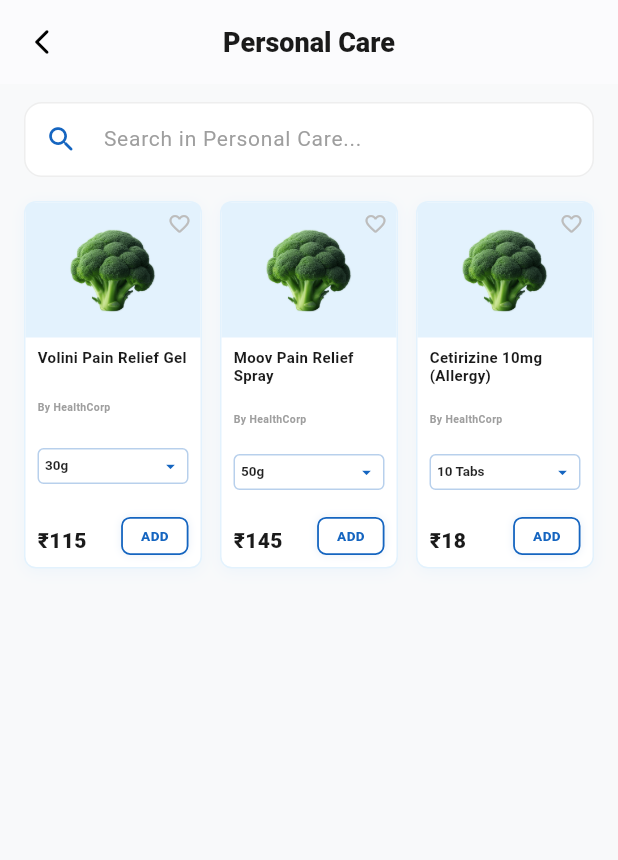
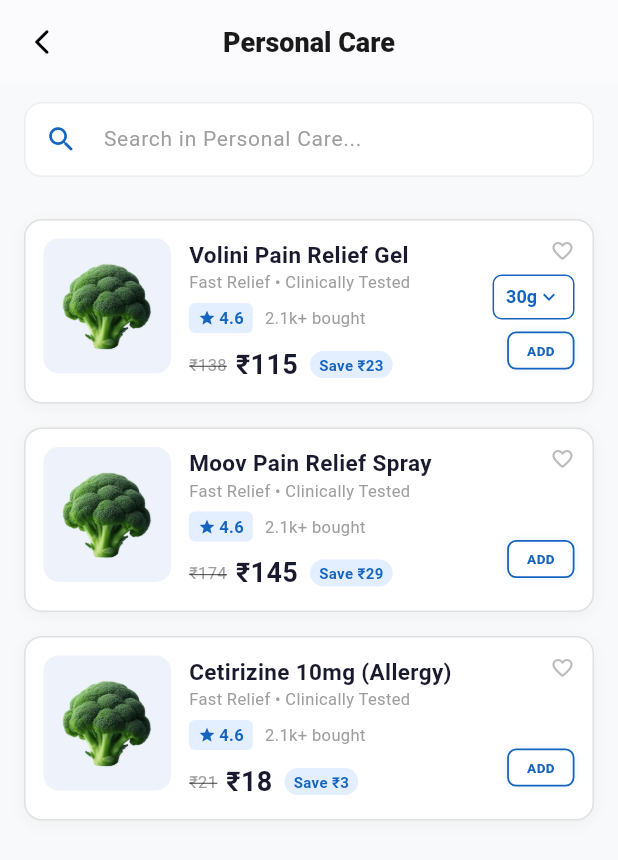
Before and after one commit to SubrataBala/cartkaro, a Flutter app: the MedicalTab screen opened directly, scrolled down 576 dp, after a tap on "See all", on a phone screen of 412 x 824 dp. Shown: the top 860 px of the screen. Run offline on Flutter 3.47's test engine with Material 3 defaults, Android fonts, the phone set to English and light mode, and no system bars; our stand-ins replace firebase_core, flutter_map, geocoding, geolocator, latlong2, shared_preferences; accounts and stored records are empty; generated files the repository leaves out were written again; Roboto replaces fonts that are missing (Poppins).

Commit message:
changes in medical tab

```diff
--- a/lib/screens/items_screen.dart
+++ b/lib/screens/items_screen.dart
@@ -76,7 +76,10 @@
           Expanded(
             child: _filteredItems.isEmpty
               ? Center(child: Text("No items available yet", style: TextStyle(color: _textColor.withOpacity(0.5), fontSize: 16)))
-              : GridView.builder(
+
+              // ── IF GROCERY (Tab 0): Use 3-Column Grid ──
+              : widget.tabIndex == 0
+                ? GridView.builder(
                     padding: const EdgeInsets.fromLTRB(16, 4, 16, 20),
                     physics: const ClampingScrollPhysics(),
                     itemCount: _filteredItems.length,
@@ -92,6 +95,19 @@
                         tabIndex: widget.tabIndex,
                       );
                     },
+                  )
+
+                // ── IF RESTAURANT (Tab 1) or MEDICAL (Tab 2): Use Vertical List ──
+                : ListView.builder(
+                    padding: const EdgeInsets.fromLTRB(0, 8, 0, 20), // Margins are inside the cards
+                    physics: const ClampingScrollPhysics(),
+                    itemCount: _filteredItems.length,
+                    itemBuilder: (context, index) {
+                      return AdaptiveItemCard(
+                        item: _filteredItems[index],
+                        tabIndex: widget.tabIndex,
+                      );
+                    },
                   ),
           ),
         ],
--- a/lib/screens/medical_tab.dart
+++ b/lib/screens/medical_tab.dart
@@ -1,7 +1,8 @@
 import 'dart:async';
 import 'package:flutter/material.dart';
 import 'app_models.dart';
-import 'items_screen.dart'; // Ensure this is imported for navigation
+import 'items_screen.dart';
+import '../widgets/medical_item_card.dart'; // 🔥 IMPORTED THE NEW CARD!
 
 class MedicalTab extends StatefulWidget {
   const MedicalTab({super.key});
@@ -94,7 +95,6 @@
     super.dispose();
   }
 
-  // ─── NAVIGATION HELPER ───
   void _navigateToCategory(BuildContext context, String rawCategoryName) {
     String cleanName = rawCategoryName.replaceAll('\n', ' ');
     Navigator.push(
@@ -102,7 +102,7 @@
       MaterialPageRoute(
         builder: (context) => ItemsScreen(
           categoryTitle: cleanName,
-          tabIndex: 2, // 🔥 TAB INDEX 2 FOR MEDICAL
+          tabIndex: 2, // Medical Tab Index
         ),
       ),
     );
@@ -113,7 +113,7 @@
     return Scaffold(
       backgroundColor: Colors.white,
       body: ScrollConfiguration(
-        behavior: NoJellyScrollBehavior(), // 👈 No more errors here!
+        behavior: NoJellyScrollBehavior(),
         child: RefreshIndicator(
           onRefresh: () async => await Future.delayed(const Duration(seconds: 1)),
           color: kMedicalBlue,
@@ -134,11 +134,37 @@
                 _buildHeader('Partner Pharmacies', true, kMedicalBlue),
                 const SizedBox(height: 16),
                 _buildStores(),
+
+                const SizedBox(height: 35),
+
+                // 🔥 NEW SECTION: TRENDING MEDICINES
+                _buildHeader('Trending Medicines', false, kMedicalBlue),
+                const SizedBox(height: 8),
+                _buildTrendingMedicines(),
               ],
             ),
           ),
         ),
       ),
+    );
+  }
+
+  // ─── NEW: FETCH AND DISPLAY MEDICINE CARDS ───
+  Widget _buildTrendingMedicines() {
+    final medicalData = globalAllCategoryData[2] ?? {};
+    List<Map<String, dynamic>> trendingItems = [];
+
+    // Grab the first 5 items from the medical data to show on the home tab
+    for (var itemsList in medicalData.values) {
+      trendingItems.addAll(itemsList);
+      if (trendingItems.length >= 5) break;
+    }
+
+    // Display them using the beautiful Claude design!
+    return Column(
+      children: trendingItems.take(5).map((item) {
+        return MedicalItemCard(item: item);
+      }).toList(),
     );
   }
 
@@ -223,7 +249,7 @@
         itemBuilder: (ctx, i) {
           final item = _spotlights[i];
           return GestureDetector(
-            onTap: () => _navigateToCategory(context, item.title), // 🔥 Click handler
+            onTap: () => _navigateToCategory(context, item.title),
             child: Container(
               width: 100,
               decoration: BoxDecoration(color: Colors.white, borderRadius: BorderRadius.circular(16), border: Border.all(color: Colors.grey.shade200), boxShadow: [BoxShadow(color: Colors.black.withOpacity(0.02), blurRadius: 8, offset: const Offset(0, 4))]),
@@ -261,7 +287,7 @@
             itemBuilder: (ctx, i) {
               final c = section.items[i];
               return GestureDetector(
-                onTap: () => _navigateToCategory(context, c.label), // 🔥 Click handler
+                onTap: () => _navigateToCategory(context, c.label),
                 child: Column(
                   children: [
                     Container(
@@ -293,7 +319,7 @@
         itemBuilder: (ctx, i) {
           final item = _stores[i];
           return GestureDetector(
-            onTap: () => _navigateToCategory(context, item.label), // 🔥 Click handler
+            onTap: () => _navigateToCategory(context, item.label),
             child: Container(
               width: 240,
               padding: const EdgeInsets.all(12),
@@ -356,7 +382,6 @@
   }
 }
 
-// 🔥 ADDED THE MISSING CLASS HERE!
 class NoJellyScrollBehavior extends ScrollBehavior {
   @override
   Widget buildOverscrollIndicator(BuildContext context, Widget child, ScrollableDetails details) => child;
--- a/lib/widgets/medical_item_card.dart
+++ b/lib/widgets/medical_item_card.dart
@@ -4,63 +4,163 @@
 
 class MedicalItemCard extends StatefulWidget {
   final Map<String, dynamic> item;
-  const MedicalItemCard({super.key, required this.item});
+  final int initialVariantIndex;
+  const MedicalItemCard({super.key, required this.item, this.initialVariantIndex = 0});
+
   @override
   State<MedicalItemCard> createState() => _MedicalItemCardState();
 }
 
 class _MedicalItemCardState extends State<MedicalItemCard> {
-  int _selectedVariantIndex = 0;
+  late int _selectedVariantIndex;
   final Color themeColor = const Color(0xFF1565C0);
+
+  @override
+  void initState() {
+    super.initState();
+    _selectedVariantIndex = widget.initialVariantIndex;
+  }
 
   @override
   Widget build(BuildContext context) {
     final item = widget.item;
-    final List variants = item.containsKey('variants') ? item['variants'] : [{'weight': item['weight'], 'price': item['price']}];
+
+    double basePrice = double.tryParse(item['price']?.toString() ?? '0') ?? 0.0;
+    final List variants = item['variants'] ?? [{'weight': item['weight'] ?? '1 Strip', 'price': basePrice}];
+
     final currentVariant = variants[_selectedVariantIndex];
     final String cartItemId = "${item['id']}|$_selectedVariantIndex";
-    int price = (double.tryParse(currentVariant['price'].toString()) ?? 0.0).toInt();
+    final int discountPrice = (double.tryParse(currentVariant['price'].toString()) ?? basePrice).toInt();
+
+    int originalPrice = discountPrice;
+    if (currentVariant.containsKey('originalPrice') && currentVariant['originalPrice'] != null) {
+      originalPrice = (double.tryParse(currentVariant['originalPrice'].toString()) ?? discountPrice).toInt();
+    }
+    if (originalPrice <= discountPrice) {
+      originalPrice = discountPrice + (discountPrice ~/ 5);
+    }
+    final int savedAmount = originalPrice - discountPrice;
+    final bool hasVariants = variants.length > 1;
+
+    final String subtitle = item['subtitle'] ?? 'Fast Relief • Clinically Tested';
+    final String rating = item['rating'] ?? '4.6';
+    final String bought = item['totalSells'] ?? '2.1k+ bought';
 
     return Container(
-      clipBehavior: Clip.antiAlias, decoration: BoxDecoration(color: Colors.white, borderRadius: BorderRadius.circular(8), border: Border.all(color: Colors.blue.shade50), boxShadow: [BoxShadow(color: Colors.blue.withOpacity(0.05), blurRadius: 8, offset: const Offset(0, 2))]),
-      child: Column(
+      margin: const EdgeInsets.symmetric(horizontal: 16, vertical: 8),
+      padding: const EdgeInsets.all(12),
+      decoration: BoxDecoration(
+        color: Colors.white,
+        borderRadius: BorderRadius.circular(12),
+        border: Border.all(color: const Color(0xFFE0E0E0), width: 1),
+        boxShadow: [
+          BoxShadow(color: Colors.black.withOpacity(0.04), blurRadius: 8, offset: const Offset(0, 2)),
+        ],
+      ),
+      child: Row(
         crossAxisAlignment: CrossAxisAlignment.start,
         children: [
+          // ── LEFT: Product Image ──
           Container(
-            height: 90, decoration: const BoxDecoration(color: Color(0xFFE3F2FD)),
-            child: Stack(
+            width: 85,
+            height: 90,
+            decoration: BoxDecoration(
+              color: const Color(0xFFEEF3FB),
+              borderRadius: BorderRadius.circular(10),
+            ),
+            child: Padding(
+              padding: const EdgeInsets.all(8.0),
+              child: Image.asset(
+                item['image'] ?? 'assets/images/broccoli.png', // Fallback to your asset
+                fit: BoxFit.contain,
+              ),
+            ),
+          ),
+
+          const SizedBox(width: 12),
+
+          // ── MIDDLE: Details ──
+          Expanded(
+            child: Column(
+              crossAxisAlignment: CrossAxisAlignment.start,
+              mainAxisSize: MainAxisSize.min, // Fixes vertical stretching
               children: [
-                Center(child: Padding(padding: const EdgeInsets.all(12), child: Image.asset(item['image'], errorBuilder: (_,__,___)=> const Text('💊', style: TextStyle(fontSize: 30))))),
-                Positioned(top: 6, right: 6, child: WatchlistIcon(itemId: item['id'], themeColor: themeColor)),
+                Text(
+                  item['name'] ?? 'Medicine',
+                  style: const TextStyle(fontSize: 15, fontWeight: FontWeight.bold, color: Color(0xFF1A1A2E)),
+                  maxLines: 1, overflow: TextOverflow.ellipsis,
+                ),
+                Text(subtitle, style: const TextStyle(fontSize: 11, color: Colors.grey)),
+                const SizedBox(height: 6),
+                Row(
+                  children: [
+                    Container(
+                      padding: const EdgeInsets.symmetric(horizontal: 6, vertical: 2),
+                      decoration: BoxDecoration(color: const Color(0xFFE3EEFF), borderRadius: BorderRadius.circular(4)),
+                      child: Row(
+                        children: [
+                          Icon(Icons.star, size: 12, color: themeColor),
+                          const SizedBox(width: 2),
+                          Text(rating, style: TextStyle(fontSize: 11, fontWeight: FontWeight.bold, color: themeColor)),
+                        ],
+                      ),
+                    ),
+                    const SizedBox(width: 8),
+                    Text(bought, style: const TextStyle(fontSize: 11, color: Colors.grey)),
+                  ],
+                ),
+                const SizedBox(height: 8),
+                Row(
+                  children: [
+                    Text('₹$originalPrice', style: const TextStyle(fontSize: 11, color: Colors.grey, decoration: TextDecoration.lineThrough)),
+                    const SizedBox(width: 6),
+                    Text('₹$discountPrice', style: const TextStyle(fontSize: 18, fontWeight: FontWeight.bold, color: Color(0xFF1A1A2E))),
+                    const SizedBox(width: 8),
+                    Container(
+                      padding: const EdgeInsets.symmetric(horizontal: 6, vertical: 2),
+                      decoration: BoxDecoration(color: const Color(0xFFE3EEFF), borderRadius: BorderRadius.circular(12)),
+                      child: Text('Save ₹$savedAmount', style: TextStyle(fontSize: 10, fontWeight: FontWeight.bold, color: themeColor)),
+                    ),
+                  ],
+                ),
               ],
             ),
           ),
-          Expanded(
-            child: Padding(
-              padding: const EdgeInsets.all(8),
-              child: Column(
-                crossAxisAlignment: CrossAxisAlignment.start, mainAxisAlignment: MainAxisAlignment.spaceBetween,
-                children: [
-                  Text(item['name'], style: const TextStyle(color: Color(0xFF1A1A1A), fontWeight: FontWeight.w700, fontSize: 10, height: 1.2), maxLines: 2, overflow: TextOverflow.ellipsis),
-                  Text('By HealthCorp', style: TextStyle(color: Colors.grey.shade500, fontSize: 7, fontWeight: FontWeight.w600)),
-                  _buildDropdown(variants),
-                  Row(
-                    mainAxisAlignment: MainAxisAlignment.spaceBetween, crossAxisAlignment: CrossAxisAlignment.end,
-                    children: [
-                      Text('₹$price', style: const TextStyle(color: Color(0xFF1A1A1A), fontWeight: FontWeight.w900, fontSize: 14)),
-                      SharedCartButton(itemId: cartItemId, themeColor: themeColor, cartNotifier: medicalCartNotifier),
-                    ],
+
+          const SizedBox(width: 8),
+
+          // ── RIGHT: Actions ──
+          Column(
+            crossAxisAlignment: CrossAxisAlignment.end,
+            mainAxisSize: MainAxisSize.min, // 🔥 THIS FIXES THE CRASH!
+            children: [
+              WatchlistIcon(itemId: item['id'].toString(), themeColor: themeColor),
+              const SizedBox(height: 8),
+              if (hasVariants)
+                Container(
+                  height: 30,
+                  padding: const EdgeInsets.symmetric(horizontal: 8),
+                  decoration: BoxDecoration(border: Border.all(color: themeColor, width: 1), borderRadius: BorderRadius.circular(6)),
+                  child: DropdownButtonHideUnderline(
+                    child: DropdownButton<int>(
+                      value: _selectedVariantIndex,
+                      isDense: true,
+                      icon: Icon(Icons.keyboard_arrow_down, size: 16, color: themeColor),
+                      style: TextStyle(fontSize: 12, fontWeight: FontWeight.bold, color: themeColor),
+                      onChanged: (val) { if(val != null) setState(() => _selectedVariantIndex = val); },
+                      items: List.generate(variants.length, (index) => DropdownMenuItem(value: index, child: Text(variants[index]['weight']))),
+                    ),
                   ),
-                ],
-              ),
-            ),
+                )
+              else
+                const SizedBox(height: 30), // Empty space if no variants
+
+              const SizedBox(height: 8),
+              SharedCartButton(itemId: cartItemId, themeColor: themeColor, cartNotifier: medicalCartNotifier),
+            ],
           ),
         ],
       ),
     );
   }
-
-  Widget _buildDropdown(List variants) {
-    return Container(height: 24, padding: const EdgeInsets.symmetric(horizontal: 4), decoration: BoxDecoration(color: Colors.white, borderRadius: BorderRadius.circular(4), border: Border.all(color: themeColor.withOpacity(0.3))), child: DropdownButtonHideUnderline(child: DropdownButton<int>(isExpanded: true, value: _selectedVariantIndex, icon: Icon(Icons.arrow_drop_down, size: 14, color: themeColor), dropdownColor: Colors.white, style: const TextStyle(color: Colors.black87, fontSize: 9, fontWeight: FontWeight.w600), items: variants.asMap().entries.map((e) => DropdownMenuItem<int>(value: e.key, child: Text(e.value['weight'].toString()))).toList(), onChanged: (val) => setState(() => _selectedVariantIndex = val!))));
-  }
 }
```
Lines whose indentation alone changed are shown as unchanged.
